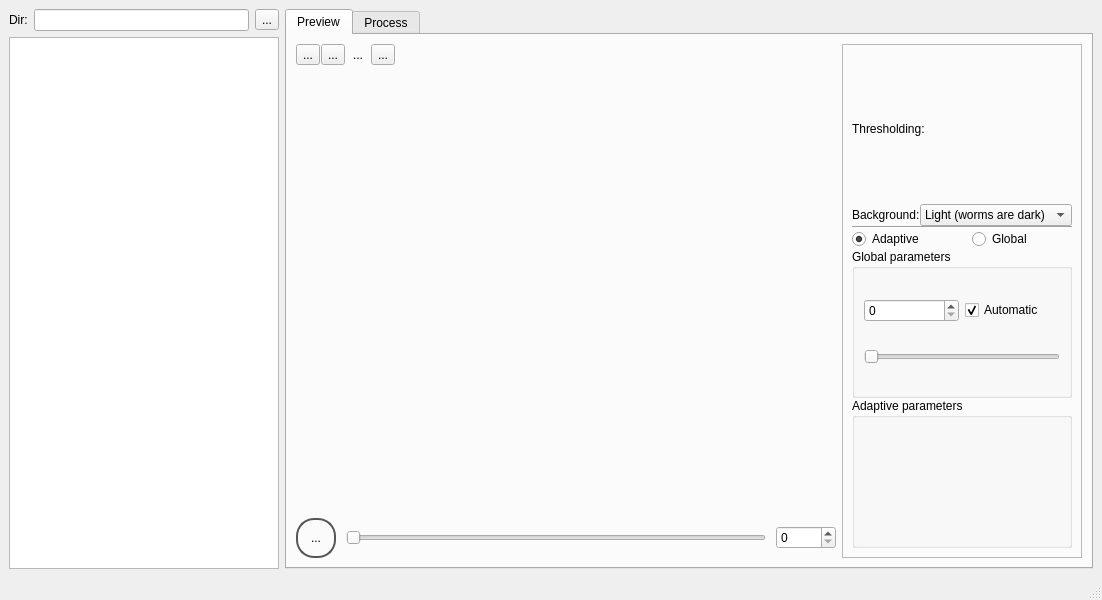
This is mainwindow.ui in adwolfe/yawt as Qt 5 draws it before an edit. The edited form follows.
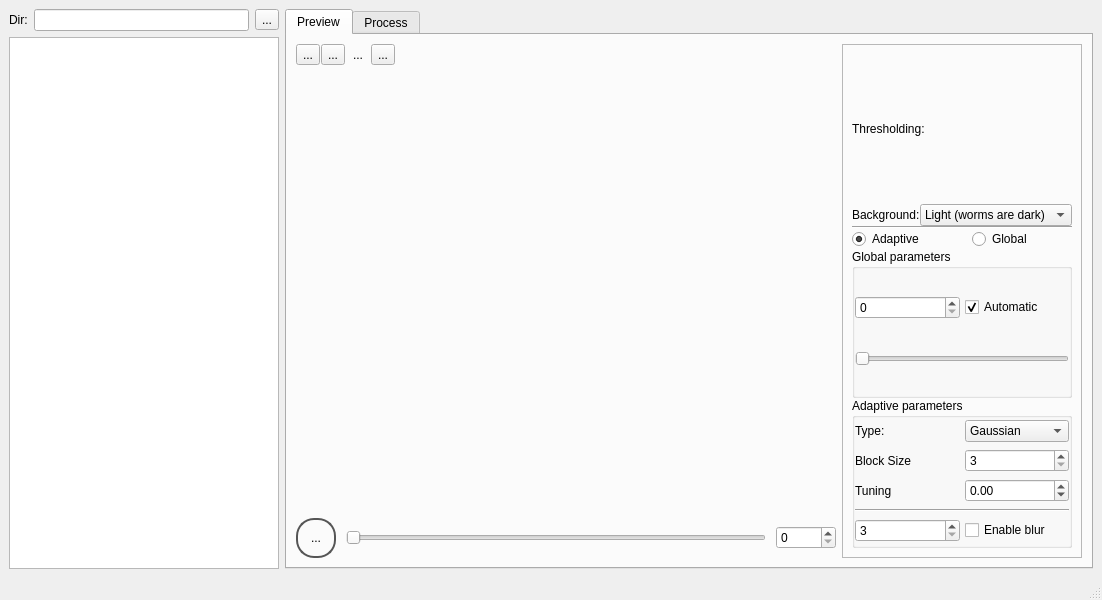
This is the edited form. Icons and pictures are not drawn. Custom widgets are drawn as their Qt base class.

Commit message: adaptive now works

What changed in the file:
```diff
--- a/mainwindow.ui
+++ b/mainwindow.ui
@@ -235,26 +235,50 @@
           <property name="frameShadow">
            <enum>QFrame::Shadow::Sunken</enum>
           </property>
-          <layout class="QGridLayout" name="gridLayout" rowstretch="0,0,0,0,0,0,0,0,0">
+          <layout class="QGridLayout" name="gridLayout" rowstretch="0,0,0,0,0,0,0,0">
            <property name="spacing">
             <number>0</number>
            </property>
-           <item row="3" column="0" colspan="4">
+           <item row="2" column="0" colspan="3">
             <widget class="Line" name="line">
              <property name="orientation">
               <enum>Qt::Orientation::Horizontal</enum>
              </property>
             </widget>
            </item>
-           <item row="1" column="0" colspan="4">
+           <item row="3" column="0" colspan="3">
+            <layout class="QHBoxLayout" name="horizontalLayout_5">
+             <property name="spacing">
+              <number>20</number>
+             </property>
+             <item>
+              <widget class="QRadioButton" name="adaptiveRadio">
+               <property name="text">
+                <string>Adaptive</string>
+               </property>
+               <property name="checked">
+                <bool>true</bool>
+               </property>
+              </widget>
+             </item>
+             <item>
+              <widget class="QRadioButton" name="globalRadio">
+               <property name="text">
+                <string>Global</string>
+               </property>
+              </widget>
+             </item>
+            </layout>
+           </item>
+           <item row="0" column="0" colspan="3">
             <widget class="QLabel" name="labelThresholding">
              <property name="text">
               <string>Thresholding:</string>
              </property>
             </widget>
            </item>
-           <item row="2" column="3">
-            <widget class="QComboBox" name="comboBox">
+           <item row="1" column="2">
+            <widget class="QComboBox" name="bgCombo">
              <item>
               <property name="text">
                <string>Light (worms are dark)</string>
@@ -267,7 +291,7 @@
              </item>
             </widget>
            </item>
-           <item row="7" column="0" colspan="4">
+           <item row="6" column="0" colspan="3">
             <widget class="QGroupBox" name="globalGroupBox">
              <property name="title">
               <string>Global parameters</string>
@@ -279,6 +303,21 @@
               <bool>false</bool>
              </property>
              <layout class="QGridLayout" name="gridLayout_2">
+              <property name="leftMargin">
+               <number>0</number>
+              </property>
+              <property name="topMargin">
+               <number>0</number>
+              </property>
+              <property name="rightMargin">
+               <number>0</number>
+              </property>
+              <property name="bottomMargin">
+               <number>0</number>
+              </property>
+              <property name="spacing">
+               <number>5</number>
+              </property>
               <item row="1" column="0" colspan="2">
                <widget class="QSlider" name="globalThreshSlider">
                 <property name="enabled">
@@ -315,44 +354,125 @@
              </layout>
             </widget>
            </item>
-           <item row="2" column="0">
+           <item row="1" column="0">
             <widget class="QLabel" name="label">
              <property name="text">
               <string>Background:</string>
              </property>
             </widget>
            </item>
-           <item row="8" column="0" colspan="4">
+           <item row="7" column="0" colspan="3">
             <widget class="QGroupBox" name="adaptiveGroupBox">
              <property name="title">
               <string>Adaptive parameters</string>
              </property>
+             <layout class="QGridLayout" name="gridLayout_3">
+              <property name="leftMargin">
+               <number>0</number>
+              </property>
+              <property name="topMargin">
+               <number>0</number>
+              </property>
+              <property name="rightMargin">
+               <number>0</number>
+              </property>
+              <property name="bottomMargin">
+               <number>0</number>
+              </property>
+              <property name="spacing">
+               <number>5</number>
+              </property>
+              <item row="2" column="0">
+               <widget class="QLabel" name="label_4">
+                <property name="text">
+                 <string>Tuning</string>
+                </property>
+               </widget>
+              </item>
+              <item row="3" column="0" colspan="2">
+               <widget class="Line" name="line_2">
+                <property name="orientation">
+                 <enum>Qt::Orientation::Horizontal</enum>
+                </property>
+               </widget>
+              </item>
+              <item row="2" column="1">
+               <widget class="QDoubleSpinBox" name="tuningDoubleSpin">
+                <property name="minimum">
+                 <double>-20.000000000000000</double>
+                </property>
+                <property name="maximum">
+                 <double>20.000000000000000</double>
+                </property>
+                <property name="singleStep">
+                 <double>0.500000000000000</double>
+                </property>
+               </widget>
+              </item>
+              <item row="4" column="1">
+               <widget class="QCheckBox" name="blurCheck">
+                <property name="text">
+                 <string>Enable blur</string>
+                </property>
+               </widget>
+              </item>
+              <item row="1" column="1">
+               <widget class="QSpinBox" name="blockSizeSpin">
+                <property name="minimum">
+                 <number>3</number>
+                </property>
+                <property name="singleStep">
+                 <number>2</number>
+                </property>
+               </widget>
+              </item>
+              <item row="1" column="0">
+               <widget class="QLabel" name="label_3">
+                <property name="text">
+                 <string>Block Size</string>
+                </property>
+               </widget>
+              </item>
+              <item row="0" column="1">
+               <widget class="QComboBox" name="adaptiveTypeCombo">
+                <property name="minimumSize">
+                 <size>
+                  <width>100</width>
+                  <height>0</height>
+                 </size>
+                </property>
+                <item>
+                 <property name="text">
+                  <string>Gaussian</string>
+                 </property>
+                </item>
+                <item>
+                 <property name="text">
+                  <string>Mean</string>
+                 </property>
+                </item>
+               </widget>
+              </item>
+              <item row="0" column="0">
+               <widget class="QLabel" name="label_2">
+                <property name="text">
+                 <string>Type:</string>
+                </property>
+               </widget>
+              </item>
+              <item row="4" column="0">
+               <widget class="QSpinBox" name="blurKernelSpin">
+                <property name="minimum">
+                 <number>3</number>
+                </property>
+                <property name="singleStep">
+                 <number>2</number>
+                </property>
+               </widget>
+              </item>
+             </layout>
             </widget>
            </item>
-           <item row="4" column="0" colspan="4">
-            <layout class="QHBoxLayout" name="horizontalLayout_5">
-             <property name="spacing">
-              <number>20</number>
-             </property>
-             <item>
-              <widget class="QRadioButton" name="adaptiveRadio">
-               <property name="text">
-                <string>Adaptive</string>
-               </property>
-               <property name="checked">
-                <bool>true</bool>
-               </property>
-              </widget>
-             </item>
-             <item>
-              <widget class="QRadioButton" name="globalRadio">
-               <property name="text">
-                <string>Global</string>
-               </property>
-              </widget>
-             </item>
-            </layout>
-           </item>
           </layout>
          </widget>
         </item>
```
The commit also changes 8 other files.
